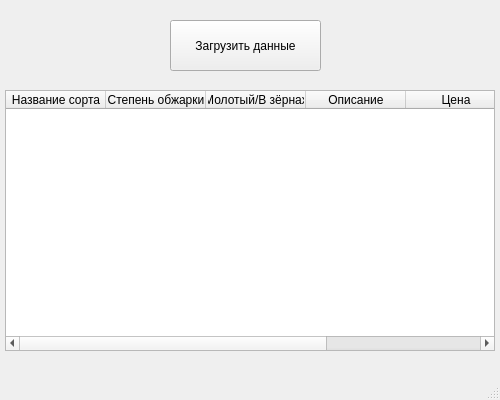
Old version of the form main.ui in the repository Max19970/Coffee.
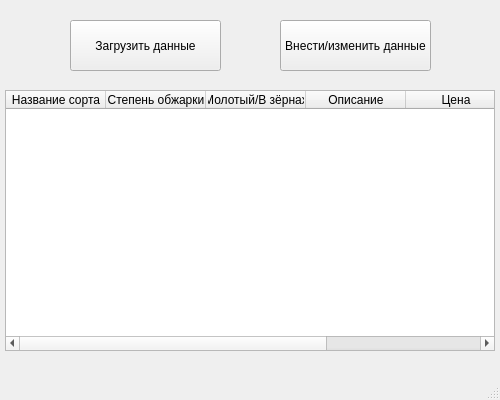
New version of the form.

Patch:
```diff
--- a/main.ui
+++ b/main.ui
@@ -57,7 +57,7 @@
    <widget class="QPushButton" name="pushButton">
     <property name="geometry">
      <rect>
-      <x>170</x>
+      <x>70</x>
       <y>20</y>
       <width>151</width>
       <height>51</height>
@@ -67,6 +67,19 @@
      <string>Загрузить данные</string>
     </property>
    </widget>
+   <widget class="QPushButton" name="pushButton_2">
+    <property name="geometry">
+     <rect>
+      <x>280</x>
+      <y>20</y>
+      <width>151</width>
+      <height>51</height>
+     </rect>
+    </property>
+    <property name="text">
+     <string>Внести/изменить данные</string>
+    </property>
+   </widget>
   </widget>
   <widget class="QMenuBar" name="menubar">
    <property name="geometry">
```
